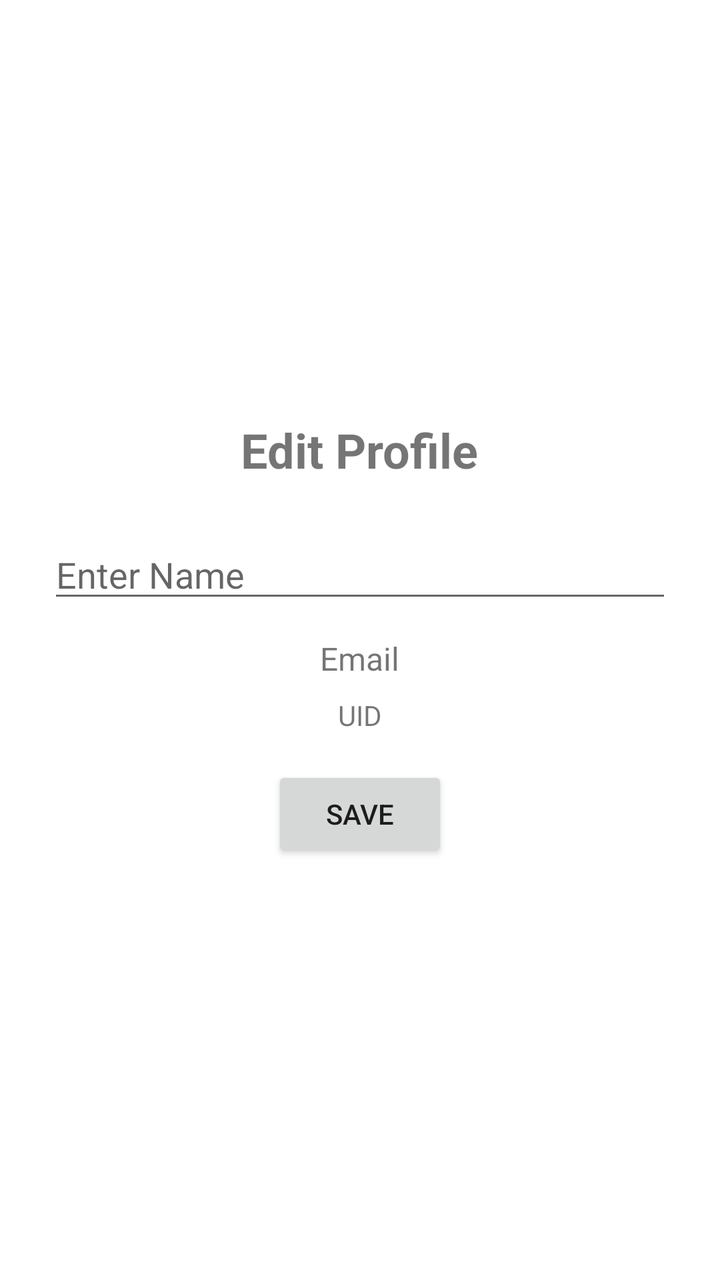
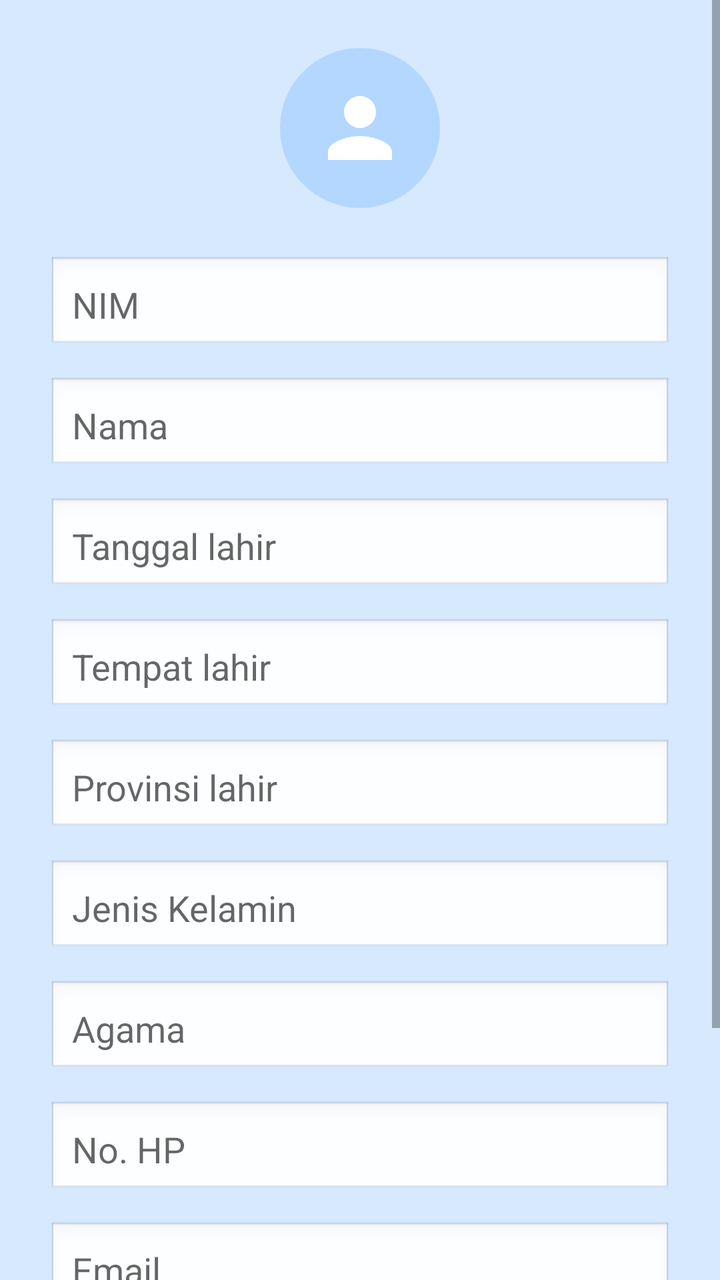

Screens rendered from an Android XML layout before and after an edit, with the pre-edit source and the edit as a unified diff.
<!-- AndroidManifest.xml: application theme Theme.Pedait -->
<!-- res/layout/fragment_profile.xml -->
<?xml version="1.0" encoding="utf-8"?>
<LinearLayout xmlns:android="http://schemas.android.com/apk/res/android"
    android:orientation="vertical"
    android:padding="24dp"
    android:gravity="center"
    android:layout_width="match_parent"
    android:layout_height="match_parent">

    <TextView
        android:text="Edit Profile"
        android:textSize="24sp"
        android:textStyle="bold"
        android:layout_marginBottom="24dp"
        android:layout_width="wrap_content"
        android:layout_height="wrap_content" />

    <EditText
        android:id="@+id/etName"
        android:hint="Enter Name"
        android:textSize="18sp"
        android:layout_marginBottom="12dp"
        android:layout_width="match_parent"
        android:layout_height="wrap_content" />

    <TextView
        android:id="@+id/tvEmail"
        android:text="Email"
        android:textSize="16sp"
        android:layout_marginBottom="8dp"
        android:layout_width="wrap_content"
        android:layout_height="wrap_content" />

    <TextView
        android:id="@+id/tvUid"
        android:text="UID"
        android:textSize="14sp"
        android:layout_marginBottom="16dp"
        android:layout_width="wrap_content"
        android:layout_height="wrap_content" />

    <Button
        android:id="@+id/btnSave"
        android:text="Save"
        android:layout_width="wrap_content"
        android:layout_height="wrap_content" />
</LinearLayout>
<!-- resources referenced by this layout -->
<resources>
  <style name="Theme.Pedait" parent="Theme.MaterialComponents.DayNight.NoActionBar">
          
          <item name="colorPrimary">@color/purple_500</item>
          <item name="colorPrimaryVariant">@color/purple_700</item>
          <item name="colorOnPrimary">@color/white</item>
          
          <item name="colorSecondary">@color/teal_200</item>
          <item name="colorSecondaryVariant">@color/teal_700</item>
          <item name="colorOnSecondary">@color/white</item>
          
          <item name="android:statusBarColor">?attr/colorPrimaryVariant</item>
          
  
  
      </style>
  <color name="purple_500">#FF6200EE</color>
  <color name="purple_700">#FF3700B3</color>
  <color name="white">#FFFFFFFF</color>
  <color name="teal_200">#FF03DAC5</color>
  <color name="teal_700">#FF018786</color>
</resources>

<!-- the commit's change to res/layout/fragment_profile.xml (unified diff, before → after) -->
@@ -1,46 +1,53 @@
 <?xml version="1.0" encoding="utf-8"?>
-<LinearLayout xmlns:android="http://schemas.android.com/apk/res/android"
-    android:orientation="vertical"
-    android:padding="24dp"
-    android:gravity="center"
+<ScrollView xmlns:android="http://schemas.android.com/apk/res/android"
+    android:background="#D6E9FF"
     android:layout_width="match_parent"
     android:layout_height="match_parent">
 
-    <TextView
-        android:text="Edit Profile"
-        android:textSize="24sp"
-        android:textStyle="bold"
+    <LinearLayout
+        android:orientation="vertical"
+        android:padding="24dp"
+        android:gravity="center_horizontal"
+        android:layout_width="match_parent"
+        android:layout_height="wrap_content">
+
+        <ImageView
+            android:src="@drawable/ic_profile"
+        android:layout_width="80dp"
+        android:layout_height="80dp"
         android:layout_marginBottom="24dp"
-        android:layout_width="wrap_content"
-        android:layout_height="wrap_content" />
+        android:background="@drawable/circle_background"
+        android:padding="16dp" />
 
-    <EditText
-        android:id="@+id/etName"
-        android:hint="Enter Name"
-        android:textSize="18sp"
-        android:layout_marginBottom="12dp"
-        android:layout_width="match_parent"
-        android:layout_height="wrap_content" />
+        <EditText android:id="@+id/etNim" android:hint="NIM" style="@style/EditProfileField" />
+        <EditText android:id="@+id/etNama" android:hint="Nama" style="@style/EditProfileField" />
+        <EditText android:id="@+id/etTanggalLahir" android:hint="Tanggal lahir" style="@style/EditProfileField" />
+        <EditText android:id="@+id/etTempatLahir" android:hint="Tempat lahir" style="@style/EditProfileField" />
+        <EditText android:id="@+id/etProvinsiLahir" android:hint="Provinsi lahir" style="@style/EditProfileField" />
+        <EditText android:id="@+id/etJenisKelamin" android:hint="Jenis Kelamin" style="@style/EditProfileField" />
+        <EditText android:id="@+id/etAgama" android:hint="Agama" style="@style/EditProfileField" />
+        <EditText android:id="@+id/etNoHp" android:hint="No. HP" style="@style/EditProfileField" />
+        <EditText android:id="@+id/etEmail" android:hint="Email" style="@style/EditProfileField" />
 
-    <TextView
-        android:id="@+id/tvEmail"
-        android:text="Email"
-        android:textSize="16sp"
-        android:layout_marginBottom="8dp"
-        android:layout_width="wrap_content"
-        android:layout_height="wrap_content" />
+        <Button
+            android:id="@+id/btnSave"
+            android:layout_width="match_parent"
+            android:layout_height="wrap_content"
+            android:layout_marginTop="16dp"
+            android:text="Simpan"
+            android:textAllCaps="false"
+            android:backgroundTint="#2196F3"
+            android:textColor="@android:color/white" />
 
-    <TextView
-        android:id="@+id/tvUid"
-        android:text="UID"
-        android:textSize="14sp"
-        android:layout_marginBottom="16dp"
-        android:layout_width="wrap_content"
-        android:layout_height="wrap_content" />
+        <TextView
+            android:layout_width="match_parent"
+            android:layout_height="match_parent"
+            android:id="@+id/btnLogout"
+            android:text="Logout"
+            android:textColor="#F44336"
+            android:layout_marginTop="16dp"
+            android:textSize="16sp"
+            android:layout_gravity="center" />
 
-    <Button
-        android:id="@+id/btnSave"
-        android:text="Save"
-        android:layout_width="wrap_content"
-        android:layout_height="wrap_content" />
-</LinearLayout>
+    </LinearLayout>
+</ScrollView>
<!-- resource entries referenced after the edit -->
@@ -1,5 +1,28 @@
 <!-- resources referenced by this layout -->
 <resources>
+  <!-- drawable circle_background (drawable) -->
+  <shape xmlns:android="http://schemas.android.com/apk/res/android"
+      android:shape="oval">
+      <solid android:color="#B3D7FF" />
+  </shape>
+  <!-- drawable ic_profile (drawable) -->
+  <?xml version="1.0" encoding="utf-8"?>
+  <vector xmlns:android="http://schemas.android.com/apk/res/android"
+      android:width="24dp"
+      android:height="24dp"
+      android:viewportWidth="24"
+      android:viewportHeight="24">
+      <path
+          android:fillColor="@color/white"
+          android:pathData="M12,12c2.21,0 4,-1.79 4,-4s-1.79,-4 -4,-4 -4,1.79 -4,4 1.79,4 4,4zM12,14c-2.67,0 -8,1.34 -8,4v2h16v-2c0,-2.66 -5.33,-4 -8,-4z"/>
+  </vector>
+  <style name="EditProfileField">
+          <item name="android:layout_width">match_parent</item>
+          <item name="android:layout_height">wrap_content</item>
+          <item name="android:layout_marginBottom">12dp</item>
+          <item name="android:padding">12dp</item>
+          <item name="android:background">@android:drawable/edit_text</item>
+      </style>
   <style name="Theme.Pedait" parent="Theme.MaterialComponents.DayNight.NoActionBar">
           
           <item name="colorPrimary">@color/purple_500</item>
@@ -15,9 +38,9 @@
   
   
       </style>
+  <color name="white">#FFFFFFFF</color>
   <color name="purple_500">#FF6200EE</color>
   <color name="purple_700">#FF3700B3</color>
-  <color name="white">#FFFFFFFF</color>
   <color name="teal_200">#FF03DAC5</color>
   <color name="teal_700">#FF018786</color>
 </resources>
